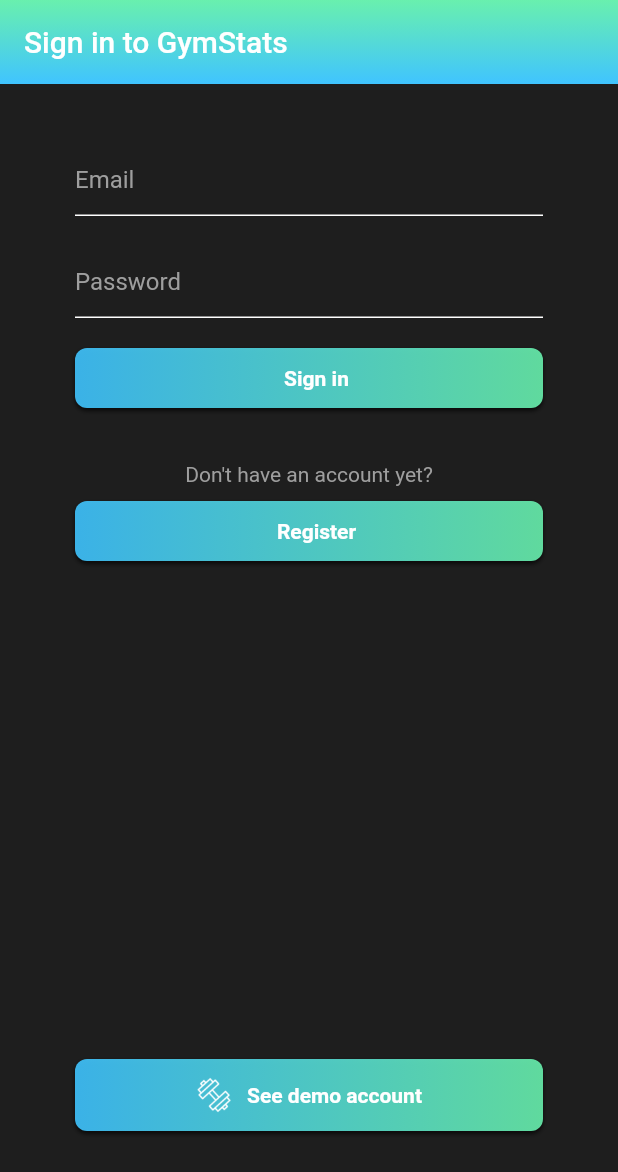
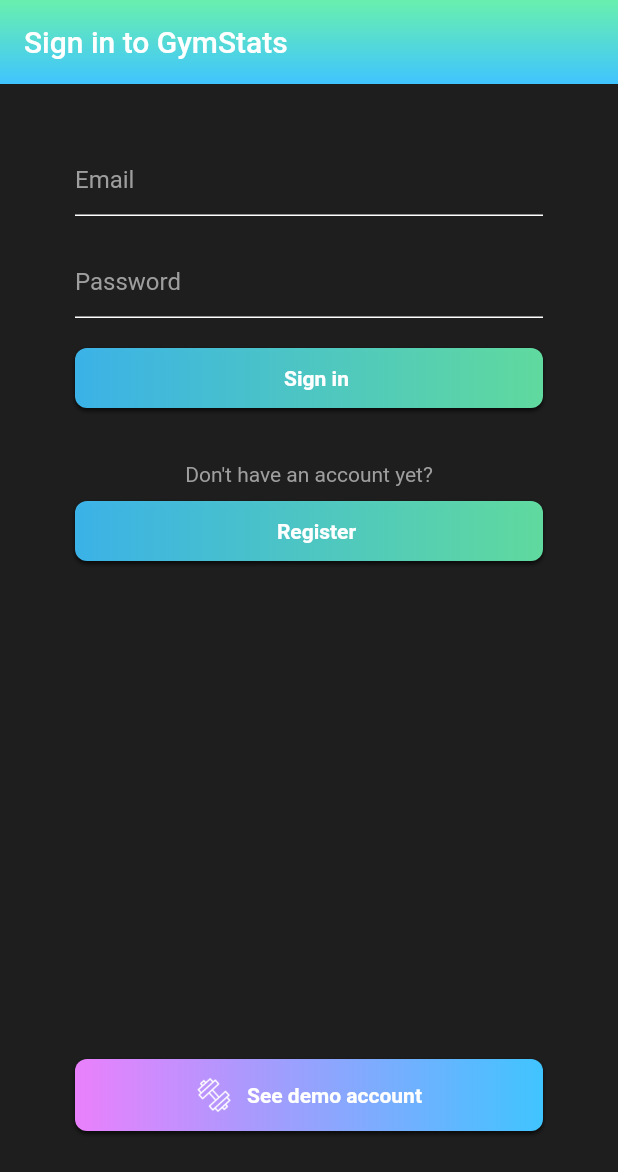
Before and after one commit to jacksondearing96/bread_basket, a Flutter app: the screen it shows after launch, on a phone screen of 412 x 824 dp. Shown: the top 1172 px of the screen. Run offline on Flutter 3.47's test engine with Material 2 defaults, Android fonts, the phone set to English and light mode, and no system bars; our stand-ins replace cloud_firestore, email_validator, firebase_auth, firebase_core, fl_chart, flutter_spinkit; accounts and stored records are empty.

Commit message:
Misc: improvements

```diff
--- a/lib/analytics/OverallProgress.dart
+++ b/lib/analytics/OverallProgress.dart
@@ -273,7 +273,7 @@ class OverallProgressState extends State<OverallProgress> {
           .entries
           .map((entry) => FlSpot(timestamps[entry.key], entry.value))
           .toList(),
-      isCurved: true,
+      isCurved: false,
       colors: [
         Constants.secondaryColor,
       ],
@@ -292,7 +292,7 @@ class OverallProgressState extends State<OverallProgress> {
           .entries
           .map((entry) => FlSpot(timestamps[entry.key], entry.value))
           .toList(),
-      isCurved: true,
+      isCurved: false,
       colors: [
         Constants.tertiaryColor,
       ],
--- a/lib/screens/authenticate/signIn.dart
+++ b/lib/screens/authenticate/signIn.dart
@@ -117,6 +117,7 @@ class _SignInState extends State<SignIn> {
                       text: 'See demo account',
                       imageIconLocation: Constants.dumbbellIcon,
                       onPressed: _signInToDemoAccount,
+                      alternateColor: true,
                     ),
                     SizedBox(height: 50),
                   ],
--- a/lib/screens/home/home.dart
+++ b/lib/screens/home/home.dart
@@ -33,7 +33,10 @@ class Home extends StatelessWidget {
         padding: EdgeInsets.symmetric(vertical: 10),
         child: ChangeNotifierProvider.value(
           value: ExerciseProvider(exerciseToProvide: exercise),
-          child: ProgressGraph(exerciseId: exerciseId.toString()),
+          child: ProgressGraph(
+            exerciseId: exerciseId.toString(),
+            showTitle: true,
+          ),
         ),
       );
     }
--- a/lib/screens/workout/workoutScreen.dart
+++ b/lib/screens/workout/workoutScreen.dart
@@ -29,7 +29,7 @@ class WorkoutScreen extends StatefulWidget {
 class _WorkoutScreenState extends State<WorkoutScreen> {
   String workoutName = Constants.newWorkoutName;
   ExerciseListProvider exerciseListProvider =
-      new ExerciseListProvider();
+      ExerciseListProvider();
 
   bool isLoading = false;
 
--- a/lib/shared/constants.dart
+++ b/lib/shared/constants.dart
@@ -33,6 +33,12 @@ class Constants {
     colors: <Color>[
       Constants.primaryColor.withOpacity(0.9),
       Constants.secondaryColor.withOpacity(0.9)
+    ],
+  );
+  static Gradient alternateGradient = LinearGradient(
+    colors: <Color>[
+      Constants.tertiaryColor,
+      Constants.primaryColor,
     ],
   );
 
--- a/lib/shared/customButton.dart
+++ b/lib/shared/customButton.dart
@@ -9,6 +9,7 @@ class CustomButton extends StatelessWidget {
   final IconData? iconData;
   final String? imageIconLocation;
   final Function? onPressed;
+  final bool? alternateColor;
   final bool isLarge;
 
   final color = Constants.textColor;
@@ -20,10 +21,15 @@ class CustomButton extends StatelessWidget {
     this.height = 50.0,
     this.iconData,
     this.imageIconLocation,
+    this.alternateColor,
     this.onPressed,
     this.isLarge = false,
   }) : super(key: key) {
-    this.gradient = Constants.themeGradient;
+    if (this.alternateColor != null && this.alternateColor!) {
+      this.gradient = Constants.alternateGradient;
+    } else {
+      this.gradient = Constants.themeGradient;
+    }
   }
 
   Widget _normalContainer({decoration: BoxDecoration, child: Widget}) {
@@ -67,8 +73,7 @@ class CustomButton extends StatelessWidget {
                   SizedBox(width: 10),
                   Text(text,
                       style:
-                          TextStyle(
-                            fontWeight: FontWeight.bold, color: color))
+                          TextStyle(fontWeight: FontWeight.bold, color: color))
                 ]),
               ),
             )),
```
Also changed, not shown: lib/analytics/ProgressGraph.dart (+6 -3 lines), lib/services/database.dart (+15 -15 lines).
